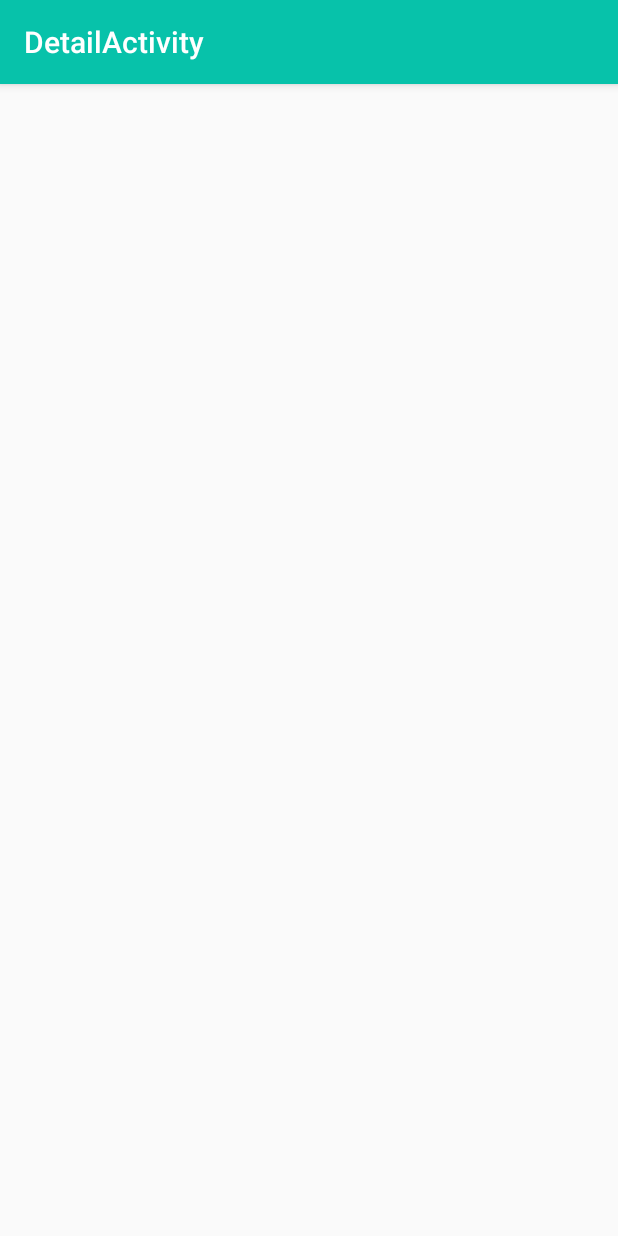
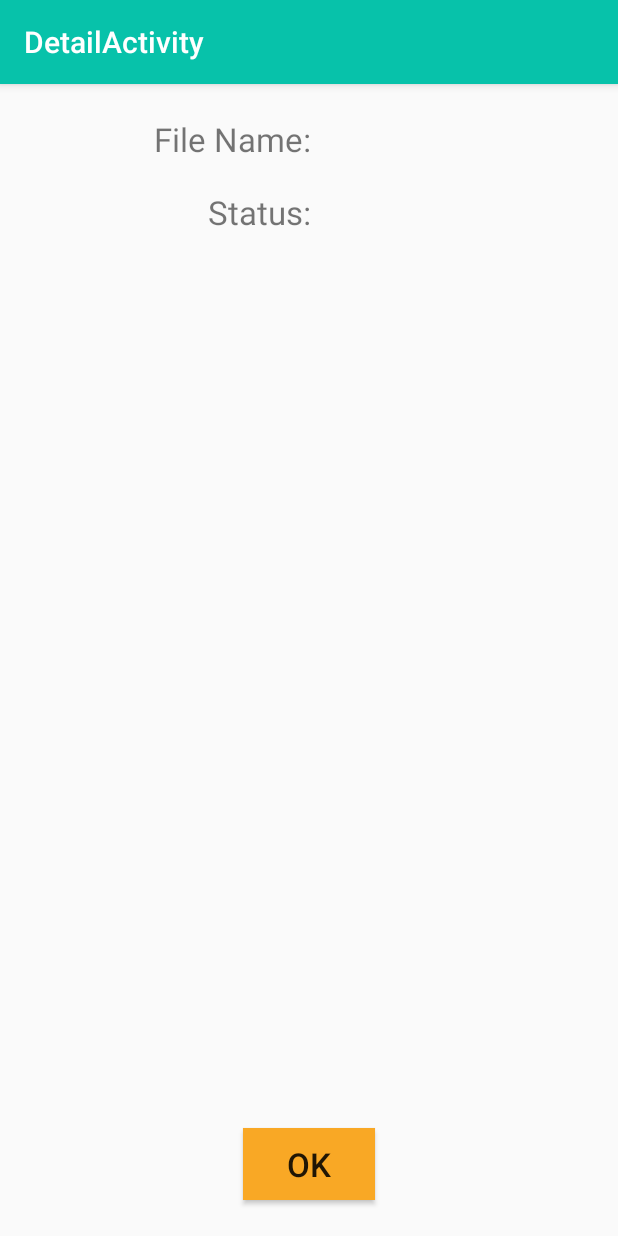
Before and after one commit to Khalid-Tarek/ANDK_Load_App, an Android app: the DetailActivity screen opened directly, with no data from a screen before it, on a phone screen of 412 x 824 dp. Run offline under Robolectric (Android 15) with nearby library versions, the phone set to English and light mode, and no system bars; 4 statements that could not run were skipped.

Commit message:
Implemented Functionality

```diff
--- a/app/src/main/java/com/udacity/NotificationUtils.kt
+++ b/app/src/main/java/com/udacity/NotificationUtils.kt
@@ -13,6 +13,7 @@ const val REQUEST_CODE = 0
 fun NotificationManager.sendNotification(messageBody: String, applicationContext: Context, bundle: Bundle?) {
 
     val contentIntent = Intent(applicationContext, SeeChangesReceiver::class.java)
+    contentIntent.putExtra("bundle", bundle)
     val contentPendingIntent = PendingIntent.getBroadcast(
         applicationContext,
         REQUEST_CODE,
--- a/app/src/main/res/layout/content_detail.xml
+++ b/app/src/main/res/layout/content_detail.xml
@@ -8,4 +8,64 @@
     tools:context=".DetailActivity"
     tools:showIn="@layout/activity_detail">
 
+    <TextView
+        android:id="@+id/fileNameLabel"
+        android:layout_width="wrap_content"
+        android:layout_height="wrap_content"
+        android:labelFor="@id/fileName"
+        android:text="@string/stringFileNameLabel"
+        android:textSize="@dimen/dimenLabelTextSize"
+        app:layout_constraintBottom_toBottomOf="@+id/fileName"
+        app:layout_constraintEnd_toStartOf="@id/fileName"
+        app:layout_constraintStart_toStartOf="parent"
+        app:layout_constraintTop_toTopOf="@+id/fileName" />
+
+    <TextView
+        android:id="@+id/fileName"
+        android:layout_width="wrap_content"
+        android:layout_height="wrap_content"
+        android:layout_marginTop="@dimen/dimenMediumMargin"
+        android:maxWidth="200dp"
+        android:textSize="@dimen/dimenFileDetailsTextSize"
+        app:layout_constraintEnd_toEndOf="parent"
+        app:layout_constraintStart_toEndOf="@+id/fileNameLabel"
+        app:layout_constraintTop_toTopOf="parent"
+
+        tools:text="@string/stringRetrofit" />
+
+    <TextView
+        android:id="@+id/statusLabel"
+        android:layout_width="wrap_content"
+        android:layout_height="wrap_content"
+        android:labelFor="@id/status"
+        android:text="@string/stringStatusLabel"
+        android:textSize="@dimen/dimenLabelTextSize"
+        app:layout_constraintBottom_toBottomOf="@+id/status"
+        app:layout_constraintEnd_toEndOf="@+id/fileNameLabel"
+        app:layout_constraintTop_toTopOf="@+id/status" />
+
+    <TextView
+        android:id="@+id/status"
+        android:layout_width="wrap_content"
+        android:layout_height="wrap_content"
+        android:layout_marginTop="@dimen/dimenMediumMargin"
+        android:maxWidth="200dp"
+        android:textSize="@dimen/dimenFileDetailsTextSize"
+        app:layout_constraintStart_toStartOf="@+id/fileName"
+        app:layout_constraintTop_toBottomOf="@id/fileName"
+        tools:text="Failure"
+        tools:textColor="@android:color/holo_red_light"/>
+
+    <Button
+        android:id="@+id/okButton"
+        android:layout_width="wrap_content"
+        android:layout_height="wrap_content"
+        android:background="@color/colorAccent"
+        android:text="@string/stringOkButton"
+        app:layout_constraintBottom_toBottomOf="parent"
+        app:layout_constraintEnd_toEndOf="parent"
+        app:layout_constraintStart_toStartOf="parent"
+        android:layout_marginBottom="@dimen/dimenMediumMargin"
+        android:textSize="@dimen/dimenLabelTextSize"/>
+
 </androidx.constraintlayout.widget.ConstraintLayout>
--- a/app/src/main/res/values/dimens.xml
+++ b/app/src/main/res/values/dimens.xml
@@ -3,4 +3,7 @@
 
     <dimen name="default_text_size">20sp</dimen>
     <dimen name="dimenSmallMargin">12dp</dimen>
+    <dimen name="dimenMediumMargin">24dp</dimen>
+    <dimen name="dimenLabelTextSize">22sp</dimen>
+    <dimen name="dimenFileDetailsTextSize">18sp</dimen>
 </resources>
--- a/app/src/main/res/values/strings.xml
+++ b/app/src/main/res/values/strings.xml
@@ -19,4 +19,7 @@
     <string name="stringCustomButtonDesc">Custom Button</string>
     <string name="stringDownload">Download Selected</string>
     <string name="loadingString">Downloading Now</string>
+    <string name="stringFileNameLabel">File Name:</string>
+    <string name="stringStatusLabel">Status:</string>
+    <string name="stringOkButton">OK</string>
 </resources>
```
Also changed, not shown: app/src/main/java/com/udacity/DetailActivity.kt (+17 -0 lines), app/src/main/java/com/udacity/MainActivity.kt (+30 -26 lines), app/src/main/java/com/udacity/SeeChangesReciever.kt (+8 -2 lines).
